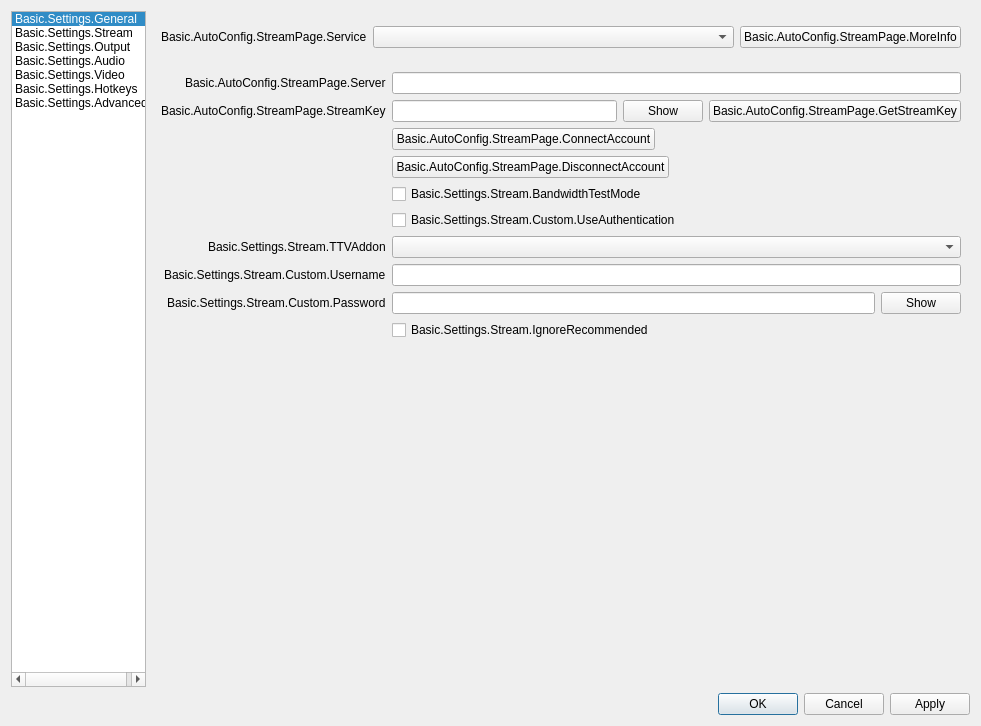
The window that UI/forms/OBSBasicSettings.ui (obsproject/obs-studio) describes before a commit, drawn with Qt 5.
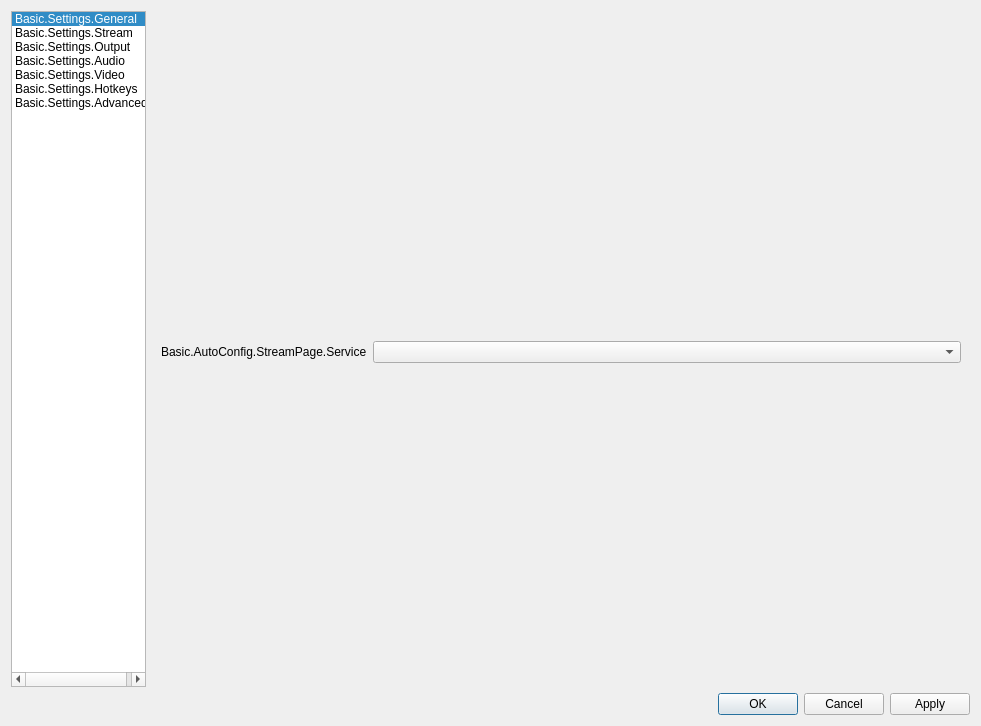
The same window after the commit. The open tabs and pages were chosen to show the change. Icons and pictures are not drawn. Custom widgets are drawn as their Qt base class.

Diff of the .ui file:
```diff
--- a/UI/forms/OBSBasicSettings.ui
+++ b/UI/forms/OBSBasicSettings.ui
@@ -845,19 +845,6 @@
                  </property>
                 </widget>
                </item>
-               <item>
-                <widget class="UrlPushButton" name="moreInfoButton">
-                 <property name="sizePolicy">
-                  <sizepolicy hsizetype="Maximum" vsizetype="Fixed">
-                   <horstretch>0</horstretch>
-                   <verstretch>0</verstretch>
-                  </sizepolicy>
-                 </property>
-                 <property name="text">
-                  <string>Basic.AutoConfig.StreamPage.MoreInfo</string>
-                 </property>
-                </widget>
-               </item>
               </layout>
              </widget>
             </item>
@@ -877,392 +864,6 @@
            </layout>
           </widget>
          </item>
-         <item>
-          <widget class="QStackedWidget" name="streamStackWidget">
-           <property name="sizePolicy">
-            <sizepolicy hsizetype="Expanding" vsizetype="Expanding">
-             <horstretch>0</horstretch>
-             <verstretch>0</verstretch>
-            </sizepolicy>
-           </property>
-           <property name="currentIndex">
-            <number>1</number>
-           </property>
-           <widget class="QWidget" name="loginPage">
-            <layout class="QFormLayout" name="loginPageLayout">
-             <item row="0" column="0">
-              <spacer name="horizontalSpacer_20">
-               <property name="orientation">
-                <enum>Qt::Horizontal</enum>
-               </property>
-               <property name="sizeType">
-                <enum>QSizePolicy::Fixed</enum>
-               </property>
-               <property name="sizeHint" stdset="0">
-                <size>
-                 <width>170</width>
-                 <height>19</height>
-                </size>
-               </property>
-              </spacer>
-             </item>
-             <item row="0" column="1">
-              <layout class="QHBoxLayout" name="horizontalLayout_16">
-               <item>
-                <widget class="QPushButton" name="connectAccount">
-                 <property name="text">
-                  <string>Basic.AutoConfig.StreamPage.ConnectAccount</string>
-                 </property>
-                </widget>
-               </item>
-               <item>
-                <spacer name="horizontalSpacer_21">
-                 <property name="orientation">
-                  <enum>Qt::Horizontal</enum>
-                 </property>
-                 <property name="sizeHint" stdset="0">
-                  <size>
-                   <width>40</width>
-                   <height>10</height>
-                  </size>
-                 </property>
-                </spacer>
-               </item>
-              </layout>
-             </item>
-             <item row="1" column="0">
-              <spacer name="horizontalSpacer_22">
-               <property name="orientation">
-                <enum>Qt::Horizontal</enum>
-               </property>
-               <property name="sizeType">
-                <enum>QSizePolicy::Fixed</enum>
-               </property>
-               <property name="sizeHint" stdset="0">
-                <size>
-                 <width>170</width>
-                 <height>19</height>
-                </size>
-               </property>
-              </spacer>
-             </item>
-             <item row="1" column="1">
-              <layout class="QHBoxLayout" name="horizontalLayout_17">
-               <item>
-                <widget class="QPushButton" name="useStreamKey">
-                 <property name="text">
-                  <string>Basic.AutoConfig.StreamPage.UseStreamKey</string>
-                 </property>
-                </widget>
-               </item>
-               <item>
-                <spacer name="horizontalSpacer_23">
-                 <property name="orientation">
-                  <enum>Qt::Horizontal</enum>
-                 </property>
-                 <property name="sizeHint" stdset="0">
-                  <size>
-                   <width>40</width>
-                   <height>20</height>
-                  </size>
-                 </property>
-                </spacer>
-               </item>
-              </layout>
-             </item>
-            </layout>
-           </widget>
-           <widget class="QWidget" name="streamKeyPage">
-            <layout class="QFormLayout" name="streamkeyPageLayout">
-             <property name="fieldGrowthPolicy">
-              <enum>QFormLayout::AllNonFixedFieldsGrow</enum>
-             </property>
-             <property name="labelAlignment">
-              <set>Qt::AlignRight|Qt::AlignTrailing|Qt::AlignVCenter</set>
-             </property>
-             <item row="0" column="0">
-              <widget class="QLabel" name="serverLabel">
-               <property name="text">
-                <string>Basic.AutoConfig.StreamPage.Server</string>
-               </property>
-              </widget>
-             </item>
-             <item row="0" column="1">
-              <widget class="QStackedWidget" name="serverStackedWidget">
-               <property name="sizePolicy">
-                <sizepolicy hsizetype="Preferred" vsizetype="Maximum">
-                 <horstretch>0</horstretch>
-                 <verstretch>0</verstretch>
-                </sizepolicy>
-               </property>
-               <property name="currentIndex">
-                <number>1</number>
-               </property>
-               <widget class="QWidget" name="servicePage">
-                <layout class="QHBoxLayout" name="horizontalLayout_21">
-                 <property name="leftMargin">
-                  <number>0</number>
-                 </property>
-                 <property name="topMargin">
-                  <number>0</number>
-                 </property>
-                 <property name="rightMargin">
-                  <number>0</number>
-                 </property>
-                 <property name="bottomMargin">
-                  <number>0</number>
-                 </property>
-                 <item>
-                  <widget class="QComboBox" name="server"/>
-                 </item>
-                </layout>
-               </widget>
-               <widget class="QWidget" name="customPage">
-                <layout class="QHBoxLayout" name="horizontalLayout_22">
-                 <property name="leftMargin">
-                  <number>0</number>
-                 </property>
-                 <property name="topMargin">
-                  <number>0</number>
-                 </property>
-                 <property name="rightMargin">
-                  <number>0</number>
-                 </property>
-                 <property name="bottomMargin">
-                  <number>0</number>
-                 </property>
-                 <item>
-                  <widget class="QLineEdit" name="customServer"/>
-                 </item>
-                </layout>
-               </widget>
-              </widget>
-             </item>
-             <item row="1" column="0">
-              <widget class="QLabel" name="streamKeyLabel">
-               <property name="text">
-                <string>Basic.AutoConfig.StreamPage.StreamKey</string>
-               </property>
-               <property name="openExternalLinks">
-                <bool>true</bool>
-               </property>
-               <property name="buddy">
-                <cstring>key</cstring>
-               </property>
-              </widget>
-             </item>
-             <item row="1" column="1">
-              <widget class="QWidget" name="streamKeyWidget">
-               <layout class="QHBoxLayout" name="horizontalLayout_11">
-                <property name="leftMargin">
-                 <number>0</number>
-                </property>
-                <property name="topMargin">
-                 <number>0</number>
-                </property>
-                <property name="rightMargin">
-                 <number>0</number>
-                </property>
-                <property name="bottomMargin">
-                 <number>0</number>
-                </property>
-                <item>
-                 <widget class="QLineEdit" name="key">
-                  <property name="inputMask">
-                   <string notr="true"/>
-                  </property>
-                  <property name="text">
-                   <string notr="true"/>
-                  </property>
-                  <property name="echoMode">
-                   <enum>QLineEdit::Password</enum>
-                  </property>
-                 </widget>
-                </item>
-                <item>
-                 <widget class="QPushButton" name="show">
-                  <property name="text">
-                   <string>Show</string>
-                  </property>
-                 </widget>
-                </item>
-                <item>
-                 <widget class="UrlPushButton" name="getStreamKeyButton">
-                  <property name="toolTip">
-                   <string/>
-                  </property>
-                  <property name="toolTipDuration">
-                   <number>-4</number>
-                  </property>
-                  <property name="text">
-                   <string>Basic.AutoConfig.StreamPage.GetStreamKey</string>
-                  </property>
-                 </widget>
-                </item>
-               </layout>
-              </widget>
-             </item>
-             <item row="3" column="0">
-              <spacer name="horizontalSpacer_18">
-               <property name="orientation">
-                <enum>Qt::Horizontal</enum>
-               </property>
-               <property name="sizeHint" stdset="0">
-                <size>
-                 <width>170</width>
-                 <height>8</height>
-                </size>
-               </property>
-              </spacer>
-             </item>
-             <item row="3" column="1">
-              <layout class="QHBoxLayout" name="horizontalLayout_15">
-               <item>
-                <widget class="QPushButton" name="connectAccount2">
-                 <property name="text">
-                  <string>Basic.AutoConfig.StreamPage.ConnectAccount</string>
-                 </property>
-                </widget>
-               </item>
-               <item>
-                <spacer name="horizontalSpacer_19">
-                 <property name="orientation">
-                  <enum>Qt::Horizontal</enum>
-                 </property>
-                 <property name="sizeHint" stdset="0">
-                  <size>
-                   <width>40</width>
-                   <height>20</height>
-                  </size>
-                 </property>
-                </spacer>
-               </item>
-              </layout>
-             </item>
-             <item row="4" column="1">
-              <layout class="QHBoxLayout" name="horizontalLayout_23">
-               <item>
-                <widget class="QPushButton" name="disconnectAccount">
-                 <property name="text">
-                  <string>Basic.AutoConfig.StreamPage.DisconnectAccount</string>
-                 </property>
-                </widget>
-               </item>
-               <item>
-                <spacer name="horizontalSpacer_24">
-                 <property name="orientation">
-                  <enum>Qt::Horizontal</enum>
-                 </property>
-                 <property name="sizeHint" stdset="0">
-                  <size>
-                   <width>40</width>
-                   <height>20</height>
-                  </size>
-                 </property>
-                </spacer>
-               </item>
-              </layout>
-             </item>
-             <item row="5" column="1">
-              <widget class="QCheckBox" name="bandwidthTestEnable">
-               <property name="text">
-                <string>Basic.Settings.Stream.BandwidthTestMode</string>
-               </property>
-              </widget>
-             </item>
-             <item row="6" column="1">
-              <widget class="QCheckBox" name="useAuth">
-               <property name="text">
-                <string>Basic.Settings.Stream.Custom.UseAuthentication</string>
-               </property>
-              </widget>
-             </item>
-             <item row="8" column="0">
-              <widget class="QLabel" name="authUsernameLabel">
-               <property name="text">
-                <string>Basic.Settings.Stream.Custom.Username</string>
-               </property>
-               <property name="buddy">
-                <cstring>authUsername</cstring>
-               </property>
-              </widget>
-             </item>
-             <item row="8" column="1">
-              <widget class="QLineEdit" name="authUsername"/>
-             </item>
-             <item row="9" column="0">
-              <widget class="QLabel" name="authPwLabel">
-               <property name="text">
-                <string>Basic.Settings.Stream.Custom.Password</string>
-               </property>
-               <property name="buddy">
-                <cstring>authPw</cstring>
-               </property>
-              </widget>
-             </item>
-             <item row="9" column="1">
-              <widget class="QWidget" name="authPwWidget">
-               <layout class="QHBoxLayout" name="horizontalLayout_25">
-                <property name="leftMargin">
-                 <number>0</number>
-                </property>
-                <property name="topMargin">
-                 <number>0</number>
-                </property>
-                <property name="rightMargin">
-                 <number>0</number>
-                </property>
-                <property name="bottomMargin">
-                 <number>0</number>
-                </property>
-                <item>
-                 <widget class="QLineEdit" name="authPw">
-                  <property name="echoMode">
-                   <enum>QLineEdit::Password</enum>
-                  </property>
-                 </widget>
-                </item>
-                <item>
-                 <widget class="QPushButton" name="authPwShow">
-                  <property name="text">
-                   <string>Show</string>
-                  </property>
-                 </widget>
-                </item>
-               </layout>
-              </widget>
-             </item>
-             <item row="7" column="1">
-              <widget class="QComboBox" name="twitchAddonDropdown"/>
-             </item>
-             <item row="7" column="0">
-              <widget class="QLabel" name="twitchAddonLabel">
-               <property name="text">
-                <string>Basic.Settings.Stream.TTVAddon</string>
-               </property>
-               <property name="buddy">
-                <cstring>twitchAddonDropdown</cstring>
-               </property>
-              </widget>
-             </item>
-             <item row="10" column="1">
-              <widget class="QCheckBox" name="ignoreRecommended">
-               <property name="text">
-                <string>Basic.Settings.Stream.IgnoreRecommended</string>
-               </property>
-              </widget>
-             </item>
-             <item row="11" column="1">
-              <widget class="QLabel" name="enforceSettingsLabel">
-               <property name="text">
-                <string notr="true"/>
-               </property>
-              </widget>
-             </item>
-            </layout>
-           </widget>
-          </widget>
-         </item>
         </layout>
        </widget>
        <widget class="QWidget" name="outputPage">
```
